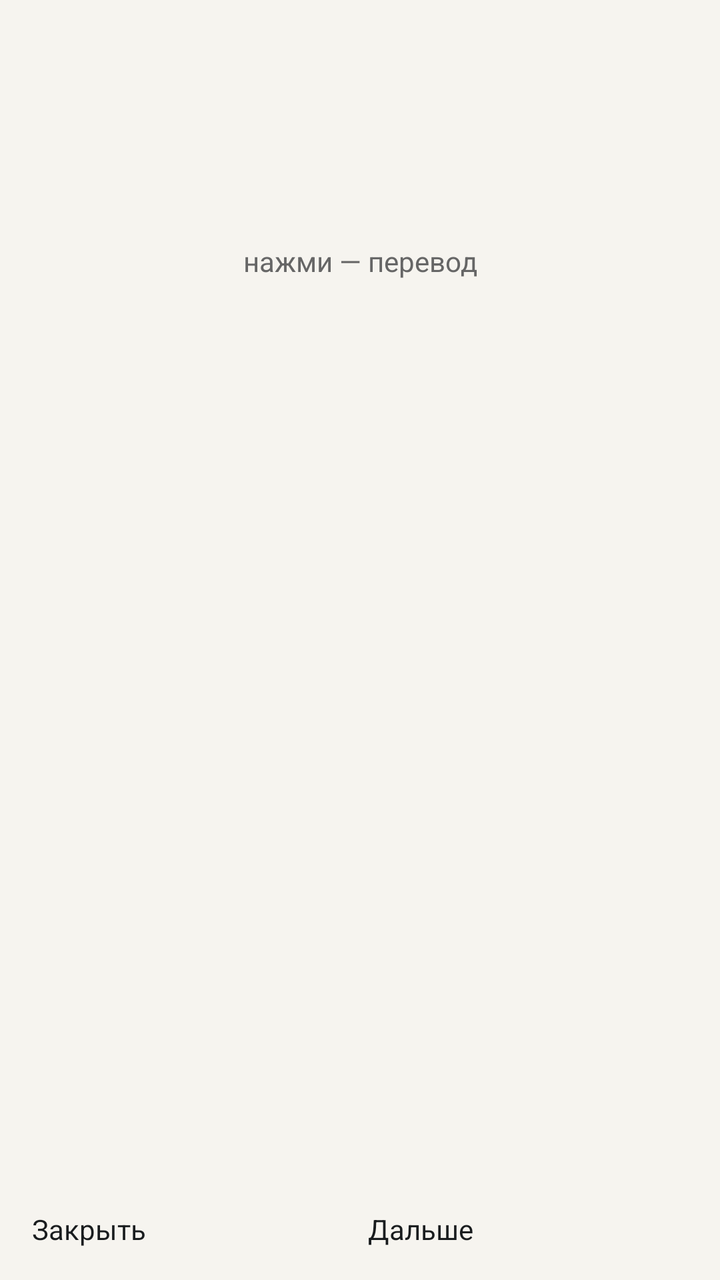
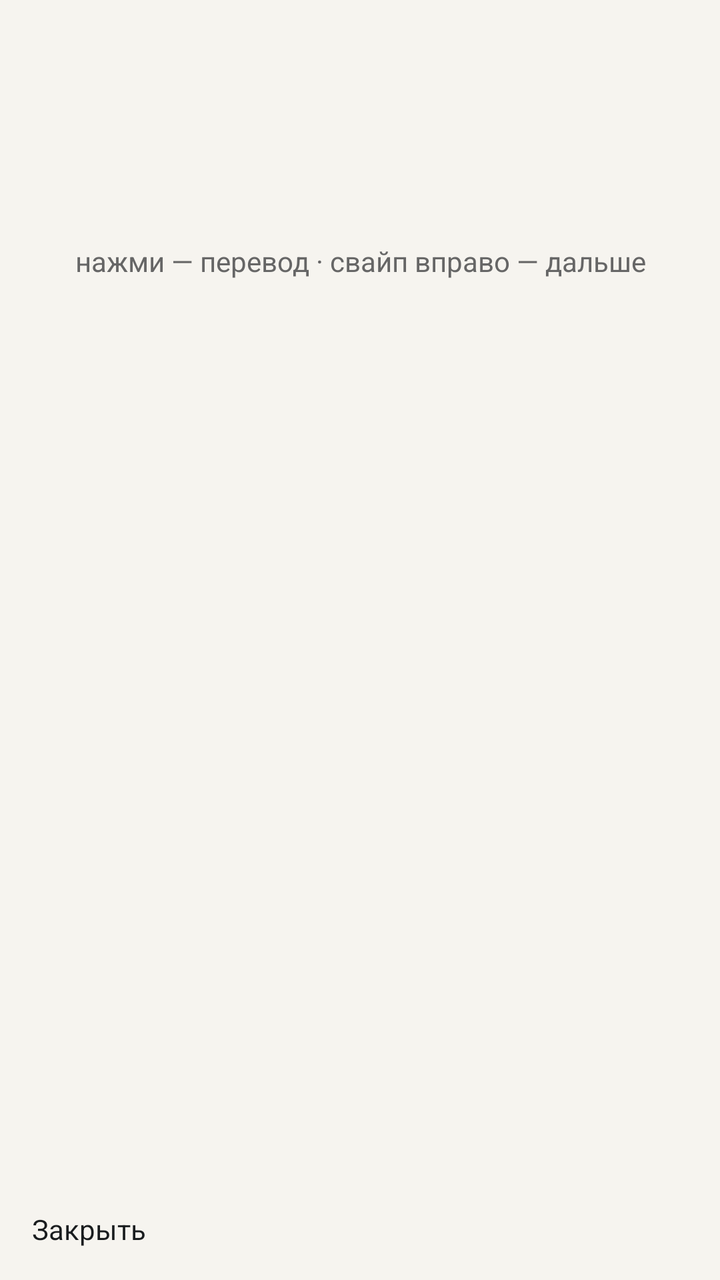

An Android layout rendered at two revisions. The XML below is the earlier revision; the diff shows what the commit changed to produce the second picture.
<!-- AndroidManifest.xml: activity theme Theme.UnlockCard -->
<!-- res/layout/activity_card.xml -->
<?xml version="1.0" encoding="utf-8"?>
<LinearLayout xmlns:android="http://schemas.android.com/apk/res/android"
    android:layout_width="match_parent"
    android:layout_height="match_parent"
    android:background="@color/bg"
    android:orientation="vertical"
    android:padding="16dp">

    <TextView
        android:id="@+id/meta"
        android:layout_width="match_parent"
        android:layout_height="wrap_content"
        android:gravity="center"
        android:textColor="@color/muted"
        android:textSize="13sp" />

    <ScrollView
        android:id="@+id/scroll"
        android:layout_width="match_parent"
        android:layout_height="0dp"
        android:layout_weight="1"
        android:fillViewport="true">

        <LinearLayout
            android:id="@+id/cardBody"
            android:layout_width="match_parent"
            android:layout_height="wrap_content"
            android:gravity="center_horizontal"
            android:orientation="vertical"
            android:paddingTop="24dp"
            android:paddingBottom="16dp">

            <TextView
                android:id="@+id/word"
                android:layout_width="match_parent"
                android:layout_height="wrap_content"
                android:gravity="center"
                android:textColor="@color/ink"
                android:textSize="40sp"
                android:textStyle="bold" />

            <TextView
                android:id="@+id/hint"
                android:layout_width="match_parent"
                android:layout_height="wrap_content"
                android:layout_marginTop="10dp"
                android:gravity="center"
                android:text="@string/tap_hint"
                android:textColor="@color/muted"
                android:textSize="14sp" />

            <TextView
                android:id="@+id/ipa"
                android:layout_width="match_parent"
                android:layout_height="wrap_content"
                android:layout_marginTop="14dp"
                android:gravity="center"
                android:textColor="@color/muted"
                android:textSize="16sp"
                android:visibility="gone" />

            <TextView
                android:id="@+id/ruphon"
                android:layout_width="match_parent"
                android:layout_height="wrap_content"
                android:layout_marginTop="4dp"
                android:gravity="center"
                android:textColor="@color/phon"
                android:textSize="18sp"
                android:textStyle="bold"
                android:visibility="gone" />

            <TextView
                android:id="@+id/russian"
                android:layout_width="match_parent"
                android:layout_height="wrap_content"
                android:layout_marginTop="12dp"
                android:gravity="center"
                android:textColor="@color/ru"
                android:textSize="26sp"
                android:textStyle="bold"
                android:visibility="gone" />

            <TableLayout
                android:id="@+id/petrov"
                android:layout_width="match_parent"
                android:layout_height="wrap_content"
                android:layout_marginTop="16dp"
                android:stretchColumns="1,2,3"
                android:visibility="gone" />
        </LinearLayout>
    </ScrollView>

    <LinearLayout
        android:layout_width="match_parent"
        android:layout_height="wrap_content"
        android:orientation="horizontal">

        <Button
            android:id="@+id/btnClose"
            android:layout_width="0dp"
            android:layout_height="wrap_content"
            android:layout_weight="1"
            android:text="@string/close" />

        <Button
            android:id="@+id/btnNext"
            android:layout_width="0dp"
            android:layout_height="wrap_content"
            android:layout_marginStart="8dp"
            android:layout_weight="1"
            android:text="@string/next" />
    </LinearLayout>
</LinearLayout>
<!-- resources referenced by this layout -->
<resources>
  <color name="bg">#F6F4EF</color>
  <color name="ink">#141414</color>
  <color name="muted">#666666</color>
  <color name="phon">#9A5B00</color>
  <color name="ru">#1A3D1A</color>
  <string name="close">Закрыть</string>
  <string name="next">Дальше</string>
  <string name="tap_hint">нажми — перевод</string>
  <style name="Theme.UnlockCard" parent="@android:style/Theme.DeviceDefault.Light.NoActionBar">
          <item name="android:windowBackground">@color/bg</item>
          <item name="android:windowFullscreen">true</item>
          <item name="android:windowShowWallpaper">false</item>
          <item name="android:statusBarColor">@color/bg</item>
          <item name="android:navigationBarColor">@color/bg</item>
      </style>
</resources>

<!-- the commit's change to res/layout/activity_card.xml (unified diff, before → after) -->
@@ -91,24 +91,9 @@
         </LinearLayout>
     </ScrollView>
 
-    <LinearLayout
+    <Button
+        android:id="@+id/btnClose"
         android:layout_width="match_parent"
         android:layout_height="wrap_content"
-        android:orientation="horizontal">
-
-        <Button
-            android:id="@+id/btnClose"
-            android:layout_width="0dp"
-            android:layout_height="wrap_content"
-            android:layout_weight="1"
-            android:text="@string/close" />
-
-        <Button
-            android:id="@+id/btnNext"
-            android:layout_width="0dp"
-            android:layout_height="wrap_content"
-            android:layout_marginStart="8dp"
-            android:layout_weight="1"
-            android:text="@string/next" />
-    </LinearLayout>
+        android:text="@string/close" />
 </LinearLayout>
<!-- resource entries referenced after the edit -->
@@ -6,8 +6,7 @@
   <color name="phon">#9A5B00</color>
   <color name="ru">#1A3D1A</color>
   <string name="close">Закрыть</string>
-  <string name="next">Дальше</string>
-  <string name="tap_hint">нажми — перевод</string>
+  <string name="tap_hint">нажми — перевод · свайп вправо — дальше</string>
   <style name="Theme.UnlockCard" parent="@android:style/Theme.DeviceDefault.Light.NoActionBar">
           <item name="android:windowBackground">@color/bg</item>
           <item name="android:windowFullscreen">true</item>
